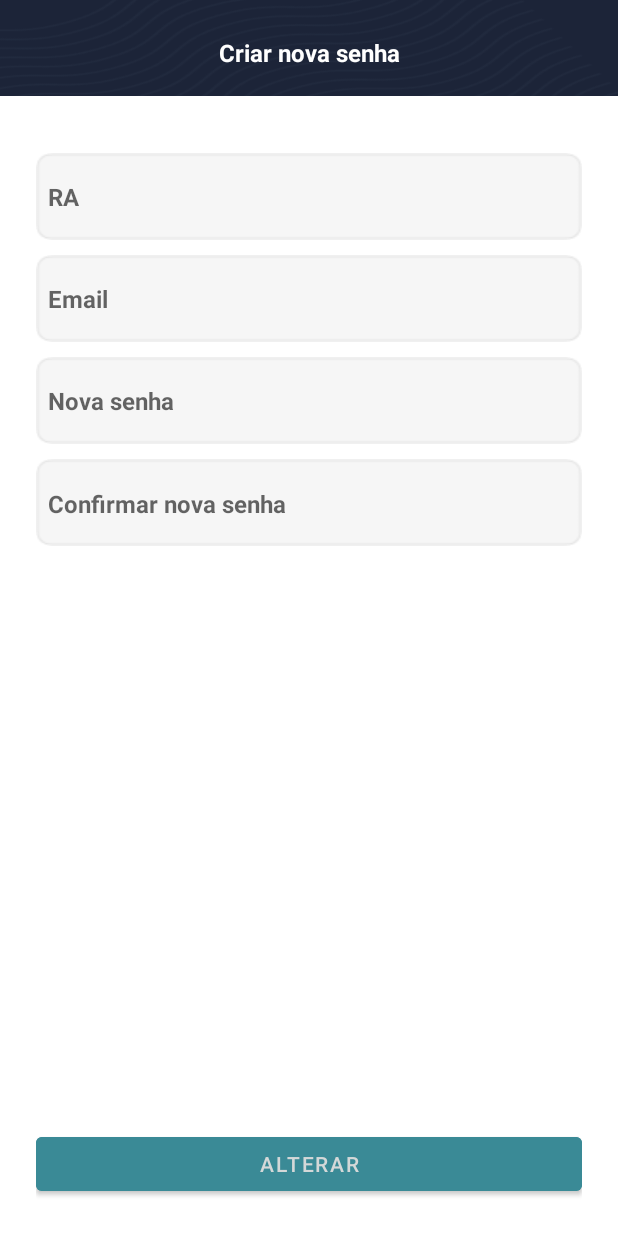
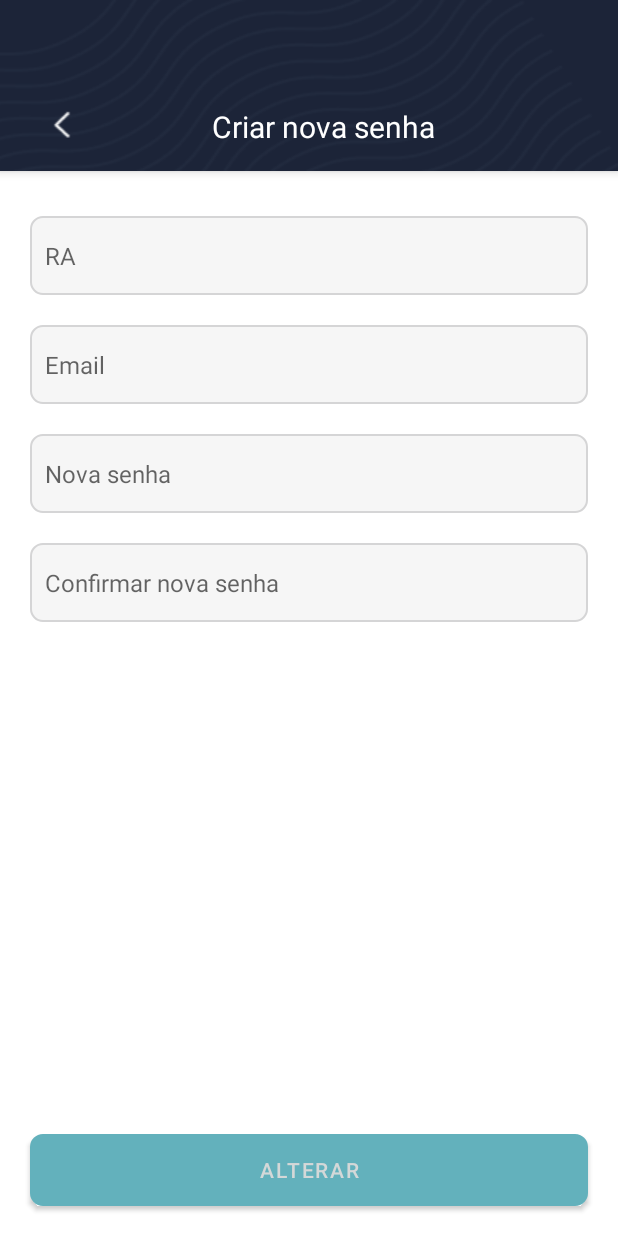
Before and after one commit to kennedyf2k/forum-sptech-android-client, an Android app: the EsqueciMinhaSenhaActivity screen opened directly, with no data from a screen before it, on a phone screen of 412 x 824 dp. Run offline under Robolectric (Android 15) with nearby library versions, the phone set to English and light mode, and no system bars.

Commit message:
xml esqueci minha senha

```diff
--- a/app/src/main/res/layout/activity_esqueci_minha_senha.xml
+++ b/app/src/main/res/layout/activity_esqueci_minha_senha.xml
@@ -1,155 +1,142 @@
 <?xml version="1.0" encoding="utf-8"?>
-<FrameLayout xmlns:android="http://schemas.android.com/apk/res/android"
+<LinearLayout xmlns:android="http://schemas.android.com/apk/res/android"
     xmlns:tools="http://schemas.android.com/tools"
     android:layout_width="match_parent"
     android:layout_height="match_parent"
-    tools:context=".fragments.ConfigurarPerfilFragment">
+    android:orientation="vertical">
 
-    <TextView
+    <com.google.android.material.appbar.AppBarLayout
+        android:id="@+id/app_bar"
         android:layout_width="match_parent"
-        android:layout_height="64dp"
+        android:layout_height="wrap_content"
+        android:theme="@style/ThemeOverlay.AppCompat.ActionBar">
+
+        <androidx.appcompat.widget.Toolbar
+            android:id="@+id/toolbar"
             android:background="@drawable/header"
-        android:text="@string/alterar_senha_header"
-        android:textColor="@color/white"
-        android:textAlignment="center"
-        android:paddingTop="24dp"
-        android:textSize="16sp"
-        android:textStyle="bold"/>
+            android:layout_width="match_parent"
+            android:layout_height="wrap_content"
+            android:layout_marginHorizontal="0dp"
+            >
 
             <LinearLayout
-        android:orientation="vertical"
                 android:layout_width="match_parent"
                 android:layout_height="match_parent"
-        android:padding="24dp"
-        android:layout_marginTop="48dp">
+                android:orientation="vertical">
+
+                <LinearLayout
+                    android:id="@+id/nome_studenton"
+                    android:layout_width="match_parent"
+                    android:layout_height="wrap_content"
+                    android:orientation="vertical"
+                    android:padding="8dp"
+                    android:layout_marginEnd="18dp">
+
 
                     <LinearLayout
                         android:layout_width="match_parent"
                         android:layout_height="wrap_content"
-            android:layout_marginTop="30dp"
-            android:layout_marginBottom="0dp"
-            android:background="@drawable/borda">
+                        android:orientation="horizontal"
+                        android:layout_marginTop="60dp"
+                        android:layout_marginBottom="5dp">
+
+                        <ImageView
+
+                            android:id="@+id/iv_arrow_back"
+                            android:layout_weight="1"
+                            android:layout_width="0dp"
+                            android:layout_height="wrap_content"
+                            android:src="@drawable/arow_voltar"/>
+
+                        <TextView
+                            android:paddingEnd="12dp"
+                            android:layout_weight="10"
+                            android:layout_width="0dp"
+                            android:textAlignment="center"
+                            android:layout_height="wrap_content"
+                            android:text="@string/alterar_senha_header"
+                            android:textColor="@color/white"
+                            android:textSize="20dp"/>
+
+                    </LinearLayout>
+
+
+                </LinearLayout>
+
+            </LinearLayout>
+
+        </androidx.appcompat.widget.Toolbar>
+
+    </com.google.android.material.appbar.AppBarLayout>
+
+
+    <LinearLayout
+        android:layout_width="match_parent"
+        android:layout_height="match_parent"
+        android:orientation="vertical"
+        android:layout_marginTop="20dp"
+        >
+
+        <EditText
+            android:id="@+id/et_esqueceu_senha_ra"
+            android:layout_marginVertical="10dp"
+            android:paddingHorizontal="10dp"
+            android:paddingVertical="15dp"
+            android:background="@drawable/borda_arredondada"
+            android:layout_marginHorizontal="20dp"
+            android:layout_width="match_parent"
+            android:layout_height="wrap_content"
+            android:hint="@string/esqueceu_senha_ra"
+            android:textSize="16sp"
+            />
+
+        <EditText
+            android:id="@+id/et_esqueceu_senha_email"
+            android:paddingVertical="15dp"
+            android:paddingHorizontal="10dp"
+            android:layout_marginVertical="10dp"
+            android:background="@drawable/borda_arredondada"
+            android:layout_marginHorizontal="20dp"
+            android:layout_width="match_parent"
+            android:layout_height="wrap_content"
+            android:hint="@string/esqueceu_senha_email"
+            android:textSize="16sp"
+            />
+
+        <EditText
+            android:id="@+id/et_esqueceu_senha_nova_senha"
+
+            android:paddingHorizontal="10dp"
+            android:paddingVertical="15dp"
+            android:layout_marginVertical="10dp"
+            android:background="@drawable/borda_arredondada"
+            android:layout_marginHorizontal="20dp"
+            android:layout_width="match_parent"
+            android:layout_height="wrap_content"
+            android:hint="@string/alterar_senha_nova"
+            android:textSize="16sp"
+            />
+
+        <EditText
+            android:id="@+id/et_esqueceu_senha_confirmar_nova_senha"
+            android:paddingHorizontal="10dp"
+            android:layout_marginVertical="10dp"
+            android:background="@drawable/borda_arredondada"
+            android:layout_marginHorizontal="20dp"
+            android:layout_width="match_parent"
+            android:layout_height="wrap_content"
+            android:hint="@string/alterar_senha_confirmar_nova"
+            android:textSize="16sp"
+            android:paddingVertical="15dp"
+            />
 
         <LinearLayout
             android:layout_width="match_parent"
             android:layout_height="wrap_content"
             android:orientation="vertical"
-                android:padding="8dp">
-
-
-                <EditText
-                    android:layout_marginTop="10dp"
-                    android:id="@+id/et_esqueceu_senha_ra"
-                    android:layout_width="match_parent"
-                    android:layout_height="wrap_content"
-                    android:hint="@string/esqueceu_senha_ra"
-                    android:textColor="@color/cinza"
-                    android:textSize="16sp"
-                    android:textStyle="bold"
-                    android:layout_marginBottom="4dp"
-                    android:inputType="number"
-                    android:background="@android:color/transparent"
-                    />
-
-            </LinearLayout>
-
-        </LinearLayout>
-
-        <LinearLayout
-            android:layout_width="match_parent"
-            android:layout_height="wrap_content"
-            android:layout_marginTop="10dp"
-            android:layout_marginBottom="10dp"
-            android:background="@drawable/borda">
-
-            <LinearLayout
-                android:layout_width="match_parent"
-                android:layout_height="wrap_content"
-                android:orientation="vertical"
-                android:padding="8dp">
-
-
-                <EditText
-                    android:layout_marginTop="10dp"
-                    android:id="@+id/et_esqueceu_senha_email"
-                    android:layout_width="match_parent"
-                    android:layout_height="wrap_content"
-                    android:hint="@string/esqueceu_senha_email"
-                    android:textColor="@color/cinza"
-                    android:textSize="16sp"
-                    android:textStyle="bold"
-                    android:layout_marginBottom="4dp"
-                    android:inputType="textEmailAddress"
-                    android:background="@android:color/transparent"
-                    />
-
-            </LinearLayout>
-
-        </LinearLayout>
-
-        <LinearLayout
-            android:layout_width="match_parent"
-            android:layout_height="wrap_content"
-            android:layout_marginBottom="10dp"
-            android:background="@drawable/borda">
-
-            <LinearLayout
-                android:layout_width="match_parent"
-                android:layout_height="wrap_content"
-                android:orientation="vertical"
-                android:padding="8dp">
-
-
-                <EditText
-                    android:layout_marginTop="10dp"
-                    android:id="@+id/et_esqueceu_senha_nova_senha"
-                    android:layout_width="match_parent"
-                    android:layout_height="wrap_content"
-                    android:hint="@string/alterar_senha_nova"
-                    android:textColor="@color/cinza"
-                    android:textSize="16sp"
-                    android:textStyle="bold"
-                    android:layout_marginBottom="4dp"
-                    android:inputType="textPassword"
-                    android:background="@android:color/transparent"
-                    />
-            </LinearLayout>
-
-        </LinearLayout>
-
-
-        <LinearLayout
-            android:layout_width="match_parent"
-            android:layout_height="wrap_content"
-            android:background="@drawable/borda"
-            android:gravity="center">
-
-            <LinearLayout
-
-                android:layout_width="match_parent"
-                android:layout_height="wrap_content"
-                android:orientation="vertical"
-                android:padding="8dp">
-
-
-                <EditText
-                    android:layout_marginTop="5dp"
-                    android:id="@+id/et_esqueceu_senha_confirmar_nova_senha"
-                    android:layout_width="match_parent"
-                    android:layout_height="wrap_content"
-                    android:hint="@string/alterar_senha_confirmar_nova"
-                    android:textColor="@color/cinza"
-                    android:textSize="16sp"
-                    android:textStyle="bold"
-                    android:layout_marginBottom="4dp"
-                    android:inputType="textPassword"
-                    android:background="@android:color/transparent"
-                    />
-
-            </LinearLayout>
-
-
-        </LinearLayout>
+            android:layout_weight="1"
+            android:gravity="bottom"
+            >
 
             <TextView
 
@@ -157,27 +144,25 @@
                 android:layout_width="match_parent"
                 android:layout_height="wrap_content"
                 tools:text="Erroooo"
-            android:padding="16dp"
-            android:textColor="@color/login_erro"/>
-
-
-
-        <LinearLayout
-
-            android:layout_width="match_parent"
-            android:layout_height="match_parent"
-            android:gravity="bottom">
-
+                android:textColor="@color/login_erro"
+                android:gravity="center"/>
             <Button
                 android:id="@+id/btn_esqueceu_senha_alterar"
                 android:layout_width="match_parent"
+                android:layout_marginHorizontal="20dp"
+                android:layout_marginVertical="20dp"
                 android:layout_height="wrap_content"
-                android:backgroundTint="@color/azul_btn"
-                android:text="@string/alterar_senha_btn_alterar"
+                android:text="Alterar"
+                android:background="@drawable/borda_arredondada"
+                android:backgroundTint="@color/teal_200"
                 />
 
         </LinearLayout>
 
+
+
+
     </LinearLayout>
 
-</FrameLayout>
+
+</LinearLayout>
```
Lines whose indentation alone changed are shown as unchanged.
